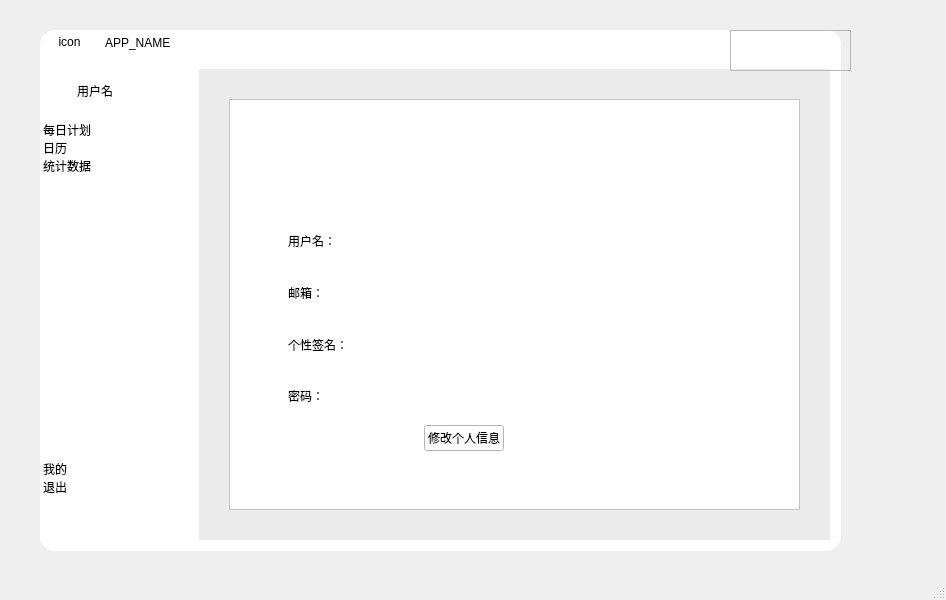
First picture: the form in frontend/main_interface.ui, repository AiDahanwen/BUAA_2024_Python_Project, before the edit.
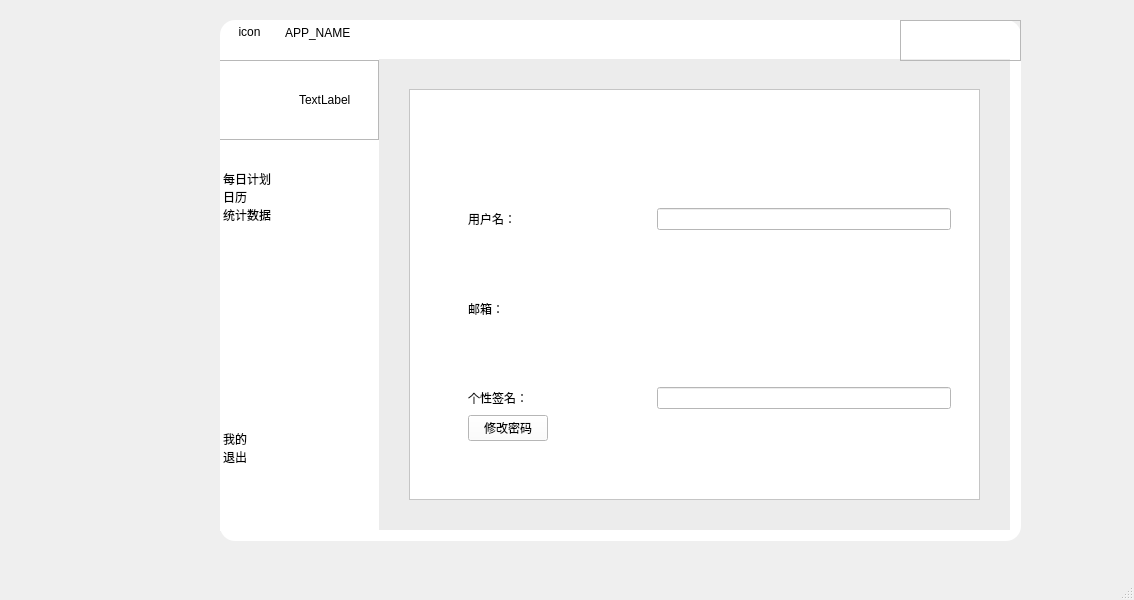
Second picture: the form after the edit. The open tabs and pages were chosen to show the change. Icons and pictures are not drawn.

```diff
--- a/frontend/main_interface.ui
+++ b/frontend/main_interface.ui
@@ -6,7 +6,7 @@
    <rect>
     <x>0</x>
     <y>0</y>
-    <width>946</width>
+    <width>1134</width>
     <height>600</height>
    </rect>
   </property>
@@ -17,8 +17,8 @@
    <widget class="QFrame" name="frame">
     <property name="geometry">
      <rect>
-      <x>40</x>
-      <y>30</y>
+      <x>220</x>
+      <y>20</y>
       <width>801</width>
       <height>521</height>
      </rect>
@@ -453,6 +453,24 @@
                   <property name="currentIndex">
                    <number>0</number>
                   </property>
+                  <widget class="QWidget" name="page_12">
+                   <widget class="QLabel" name="label_2">
+                    <property name="geometry">
+                     <rect>
+                      <x>20</x>
+                      <y>100</y>
+                      <width>261</width>
+                      <height>20</height>
+                     </rect>
+                    </property>
+                    <property name="styleSheet">
+                     <string notr="true">font: 10pt &quot;微软雅黑&quot;;</string>
+                    </property>
+                    <property name="text">
+                     <string>点击左上角按钮添加今日空闲时间ヾ(•ω•`)o</string>
+                    </property>
+                   </widget>
+                  </widget>
                   <widget class="QWidget" name="page_8">
                    <widget class="QLabel" name="label_11">
                     <property name="geometry">
@@ -983,44 +1001,12 @@
        <property name="frameShadow">
         <enum>QFrame::Raised</enum>
        </property>
-       <widget class="QPushButton" name="pushButton_5">
-        <property name="geometry">
-         <rect>
-          <x>40</x>
-          <y>20</y>
-          <width>91</width>
-          <height>81</height>
-         </rect>
-        </property>
-        <property name="sizePolicy">
-         <sizepolicy hsizetype="Expanding" vsizetype="Fixed">
-          <horstretch>1</horstretch>
-          <verstretch>0</verstretch>
-         </sizepolicy>
-        </property>
-        <property name="styleSheet">
-         <string notr="true">border:none;</string>
-        </property>
-        <property name="text">
-         <string/>
-        </property>
-        <property name="icon">
-         <iconset resource="resource.qrc">
-          <normaloff>:/resource/icons/1_微笑.png</normaloff>:/resource/icons/1_微笑.png</iconset>
-        </property>
-        <property name="iconSize">
-         <size>
-          <width>50</width>
-          <height>50</height>
-         </size>
-        </property>
-       </widget>
        <widget class="QFrame" name="frame">
         <property name="geometry">
          <rect>
           <x>50</x>
           <y>110</y>
-          <width>371</width>
+          <width>501</width>
           <height>251</height>
          </rect>
         </property>
@@ -1029,35 +1015,91 @@
         </property>
         <layout class="QVBoxLayout" name="verticalLayout_5">
          <item>
-          <widget class="QLabel" name="label_5">
+          <layout class="QHBoxLayout" name="horizontalLayout_15">
+           <item>
+            <widget class="QLabel" name="label_My_name">
+             <property name="sizePolicy">
+              <sizepolicy hsizetype="Expanding" vsizetype="Preferred">
+               <horstretch>5</horstretch>
+               <verstretch>0</verstretch>
+              </sizepolicy>
+             </property>
            <property name="text">
             <string>用户名：</string>
            </property>
           </widget>
          </item>
          <item>
-          <widget class="QLabel" name="label_6">
+            <widget class="QLineEdit" name="lineEdit_modify_name">
+             <property name="sizePolicy">
+              <sizepolicy hsizetype="Expanding" vsizetype="Fixed">
+               <horstretch>8</horstretch>
+               <verstretch>0</verstretch>
+              </sizepolicy>
+             </property>
+            </widget>
+           </item>
+          </layout>
+         </item>
+         <item>
+          <layout class="QHBoxLayout" name="horizontalLayout_16">
+           <item>
+            <widget class="QLabel" name="label_My_name_2">
+             <property name="sizePolicy">
+              <sizepolicy hsizetype="Expanding" vsizetype="Preferred">
+               <horstretch>5</horstretch>
+               <verstretch>0</verstretch>
+              </sizepolicy>
+             </property>
            <property name="text">
             <string>邮箱：</string>
            </property>
           </widget>
          </item>
          <item>
-          <widget class="QLabel" name="label_7">
+            <widget class="QLabel" name="label_my_emali_address">
+             <property name="sizePolicy">
+              <sizepolicy hsizetype="Expanding" vsizetype="Preferred">
+               <horstretch>8</horstretch>
+               <verstretch>0</verstretch>
+              </sizepolicy>
+             </property>
+             <property name="text">
+              <string/>
+             </property>
+            </widget>
+           </item>
+          </layout>
+         </item>
+         <item>
+          <layout class="QHBoxLayout" name="horizontalLayout_17">
+           <item>
+            <widget class="QLabel" name="label_My_name_3">
+             <property name="sizePolicy">
+              <sizepolicy hsizetype="Expanding" vsizetype="Preferred">
+               <horstretch>5</horstretch>
+               <verstretch>0</verstretch>
+              </sizepolicy>
+             </property>
            <property name="text">
             <string>个性签名：</string>
            </property>
           </widget>
          </item>
          <item>
-          <widget class="QLabel" name="label_8">
-           <property name="text">
-            <string>密码：</string>
+            <widget class="QLineEdit" name="lineEdit_modify_motto">
+             <property name="sizePolicy">
+              <sizepolicy hsizetype="Expanding" vsizetype="Fixed">
+               <horstretch>8</horstretch>
+               <verstretch>0</verstretch>
+              </sizepolicy>
            </property>
           </widget>
          </item>
-         <item alignment="Qt::AlignHCenter">
-          <widget class="QPushButton" name="pushButton_P_modify">
+          </layout>
+         </item>
+         <item alignment="Qt::AlignLeft">
+          <widget class="QPushButton" name="pushButton_P_modify_password">
            <property name="styleSheet">
             <string notr="true">QPushButton:pressed{
 	padding-left:5px;
@@ -1065,83 +1107,42 @@
 }</string>
            </property>
            <property name="text">
-            <string>修改个人信息</string>
+            <string>修改密码</string>
            </property>
           </widget>
          </item>
         </layout>
        </widget>
-      </widget>
-     </widget>
-    </widget>
-    <widget class="QWidget" name="layoutWidget">
+       <widget class="QLabel" name="label_my_avatar">
      <property name="geometry">
       <rect>
-       <x>0</x>
-       <y>40</y>
-       <width>141</width>
-       <height>41</height>
-      </rect>
-     </property>
-     <layout class="QHBoxLayout" name="horizontalLayout_4">
-      <property name="spacing">
-       <number>5</number>
-      </property>
-      <item>
-       <widget class="QPushButton" name="pushButton_2">
-        <property name="sizePolicy">
-         <sizepolicy hsizetype="Expanding" vsizetype="Fixed">
-          <horstretch>1</horstretch>
-          <verstretch>0</verstretch>
-         </sizepolicy>
-        </property>
-        <property name="styleSheet">
-         <string notr="true">border:none;</string>
-        </property>
-        <property name="text">
-         <string/>
-        </property>
-        <property name="icon">
-         <iconset resource="resource.qrc">
-          <normaloff>:/resource/icons/1_微笑.png</normaloff>:/resource/icons/1_微笑.png</iconset>
-        </property>
-        <property name="iconSize">
-         <size>
-          <width>30</width>
-          <height>30</height>
-         </size>
-        </property>
-       </widget>
-      </item>
-      <item>
-       <widget class="QLabel" name="label_2">
-        <property name="sizePolicy">
-         <sizepolicy hsizetype="Expanding" vsizetype="Preferred">
-          <horstretch>10</horstretch>
-          <verstretch>0</verstretch>
-         </sizepolicy>
-        </property>
+          <x>50</x>
+          <y>10</y>
+          <width>100</width>
+          <height>100</height>
+         </rect>
+        </property>
         <property name="minimumSize">
          <size>
           <width>100</width>
-          <height>30</height>
+          <height>100</height>
          </size>
         </property>
         <property name="styleSheet">
          <string notr="true">font: 16pt &quot;微软雅黑&quot;;</string>
         </property>
         <property name="text">
-         <string>用户名</string>
+         <string/>
         </property>
        </widget>
-      </item>
-     </layout>
+      </widget>
+     </widget>
     </widget>
     <widget class="QListWidget" name="listWidget">
      <property name="geometry">
       <rect>
        <x>0</x>
-       <y>91</y>
+       <y>150</y>
        <width>151</width>
        <height>241</height>
       </rect>
@@ -1153,7 +1154,7 @@
       <enum>QListView::Static</enum>
      </property>
      <property name="spacing">
-      <number>8</number>
+      <number>15</number>
      </property>
      <item>
       <property name="text">
@@ -1190,9 +1191,9 @@
      <property name="geometry">
       <rect>
        <x>0</x>
-       <y>430</y>
+       <y>410</y>
        <width>111</width>
-       <height>81</height>
+       <height>101</height>
       </rect>
      </property>
      <property name="styleSheet">
@@ -1200,7 +1201,7 @@
 border-bottom-left:15px;</string>
      </property>
      <property name="spacing">
-      <number>8</number>
+      <number>15</number>
      </property>
      <item>
       <property name="text">
@@ -1252,12 +1253,76 @@
       </item>
      </layout>
     </widget>
+    <widget class="QFrame" name="frame_21">
+     <property name="geometry">
+      <rect>
+       <x>-1</x>
+       <y>40</y>
+       <width>160</width>
+       <height>80</height>
+      </rect>
+     </property>
+     <property name="minimumSize">
+      <size>
+       <width>160</width>
+       <height>80</height>
+      </size>
+     </property>
+     <property name="frameShape">
+      <enum>QFrame::StyledPanel</enum>
+     </property>
+     <property name="frameShadow">
+      <enum>QFrame::Raised</enum>
+     </property>
+     <layout class="QHBoxLayout" name="horizontalLayout_4">
+      <property name="spacing">
+       <number>0</number>
+      </property>
+      <property name="leftMargin">
+       <number>0</number>
+      </property>
+      <property name="topMargin">
+       <number>0</number>
+      </property>
+      <property name="rightMargin">
+       <number>0</number>
+      </property>
+      <property name="bottomMargin">
+       <number>0</number>
+      </property>
+      <item>
+       <widget class="QLabel" name="label_avatar">
+        <property name="minimumSize">
+         <size>
+          <width>79</width>
+          <height>78</height>
+         </size>
+        </property>
+        <property name="text">
+         <string/>
+        </property>
+       </widget>
+      </item>
+      <item>
+       <widget class="QLabel" name="label_user_name">
+        <property name="minimumSize">
+         <size>
+          <width>79</width>
+          <height>78</height>
+         </size>
+        </property>
+        <property name="text">
+         <string>TextLabel</string>
+        </property>
+       </widget>
+      </item>
+     </layout>
    </widget>
    <widget class="QFrame" name="frame_10">
     <property name="geometry">
      <rect>
-      <x>730</x>
-      <y>30</y>
+       <x>680</x>
+       <y>0</y>
       <width>121</width>
       <height>41</height>
      </rect>
@@ -1309,6 +1374,7 @@
       </widget>
      </item>
     </layout>
+    </widget>
    </widget>
   </widget>
   <widget class="QStatusBar" name="statusbar"/>
```
Left out of the diff: 83 changed lines with no effect on the pictures. Lines whose indentation alone changed are shown as unchanged.
